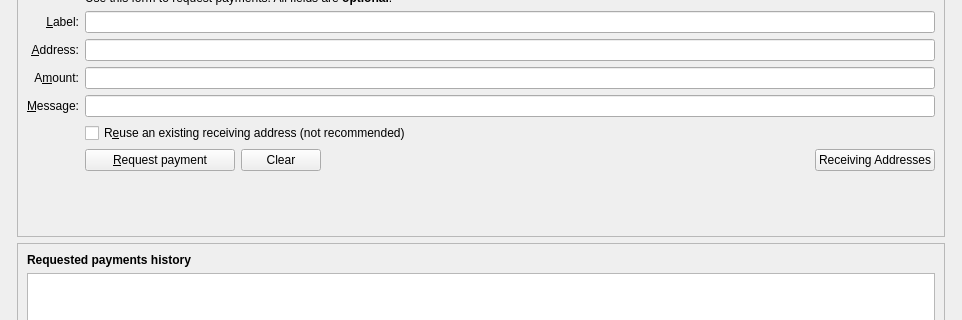
Qt form src/qt/forms/receivecoinsdialog.ui (CryptoNeverSleeps/galilel) before a commit; both pictures show x 0 to 962 and y 96 to 416 of the 962 by 616 pixel window.
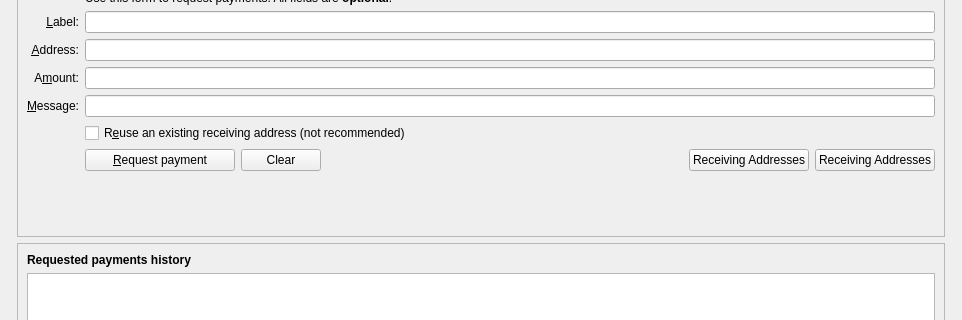
The same form after that commit. Icons and pictures are not drawn. Custom widgets are drawn as their Qt base class.

Commit message: Merged https://github.com/PIVX-Project/PIVX/pull/683 [Qt] receivecoinsdialog - add 'Receiving Addresses' button

```diff
--- a/src/qt/forms/receivecoinsdialog.ui
+++ b/src/qt/forms/receivecoinsdialog.ui
@@ -325,6 +325,20 @@
                  </property>
                 </widget>
                </item>
+               <item>
+                <widget class="QPushButton" name="receivingAddressesButton">
+                 <property name="text">
+                  <string>Receiving Addresses</string>
+                 </property>
+                 <property name="icon">
+                  <iconset resource="../pivx.qrc">
+                   <normaloff>:/icons/address-book</normaloff>:/icons/address-book</iconset>
+                 </property>
+                 <property name="autoDefault">
+                  <bool>false</bool>
+                 </property>
+                </widget>
+               </item>
               </layout>
              </item>
              <item row="10" column="2">
```
